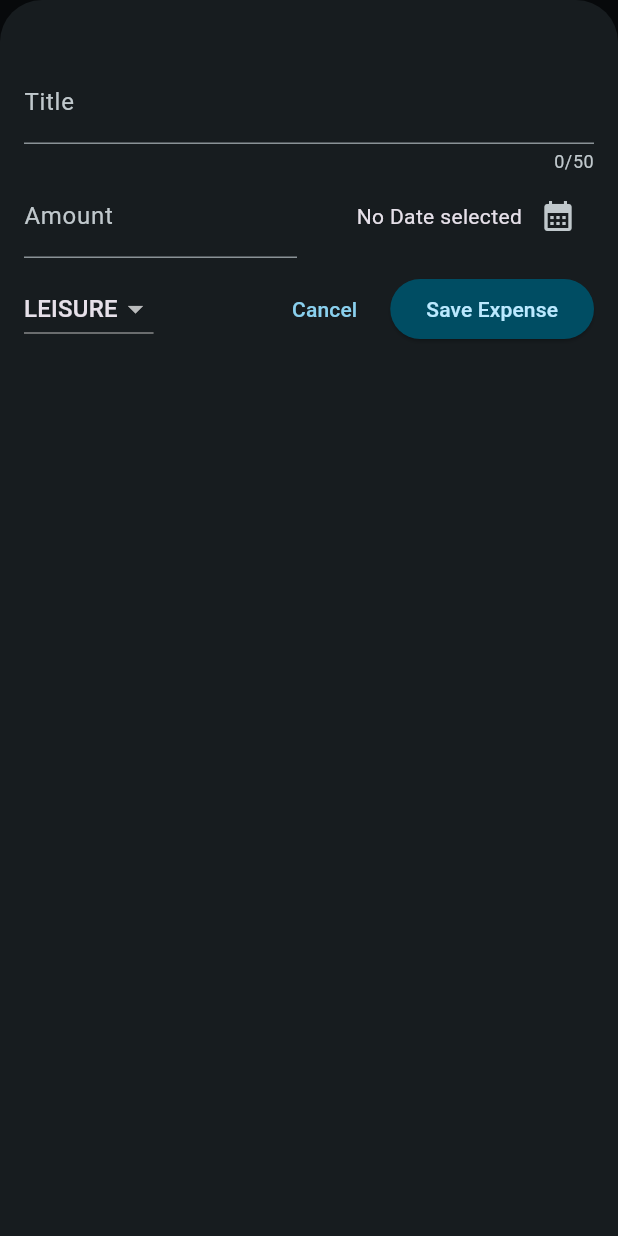
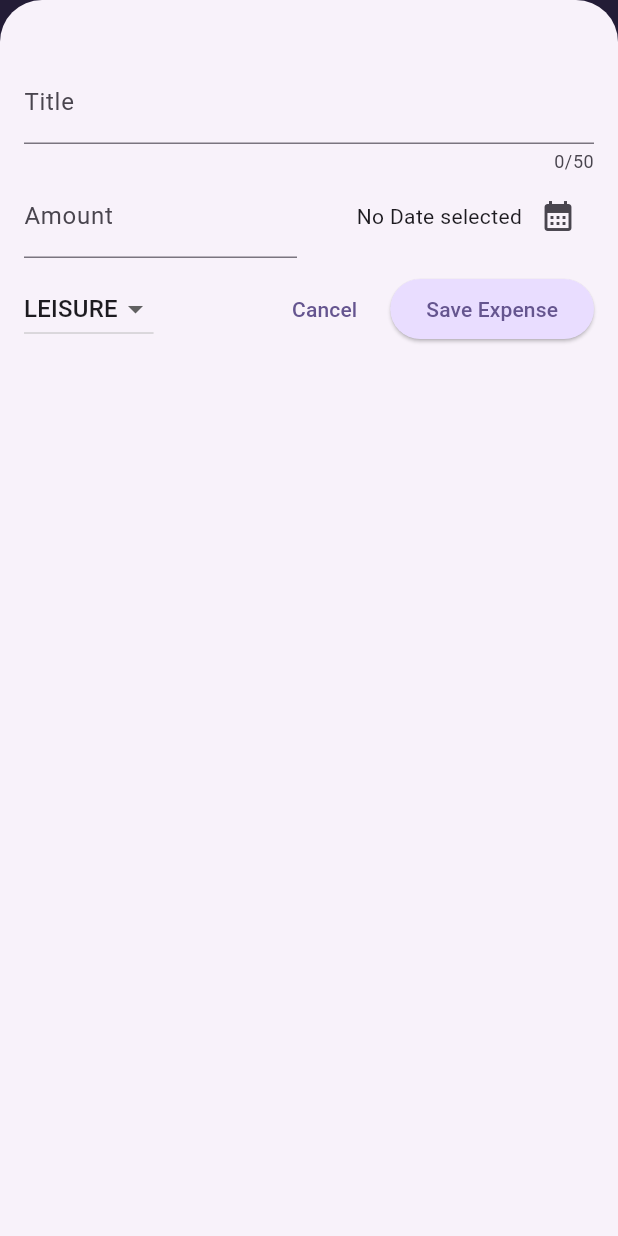
Before and after one commit to Bardatsky/expense_tracker, a Flutter app: the screen it shows after launch, after a tap on the "add" icon, on a phone screen of 412 x 824 dp. Run offline on Flutter 3.47's test engine with Material 3 defaults, Android fonts, the phone set to English and light mode, and no system bars.

```diff
--- a/lib/main.dart
+++ b/lib/main.dart
@@ -53,7 +53,7 @@ void main() {
               color: kColorScheme.onSecondaryContainer,
             )),
       ),
-      themeMode: ThemeMode.dark,
+      //themeMode: ThemeMode.dark,
       home: const Expenses(),
     ),
   );
--- a/lib/models/expense.dart
+++ b/lib/models/expense.dart
@@ -37,5 +37,10 @@ class Expense {
   String get formatedDate {
     return formatter.format(date);
   }
+}
 
+class ExpenseBucket {
+  const ExpenseBucket({required this.category, required this.expense});
+  final Category category;
+  final List<Expense> expense;
 }
```
